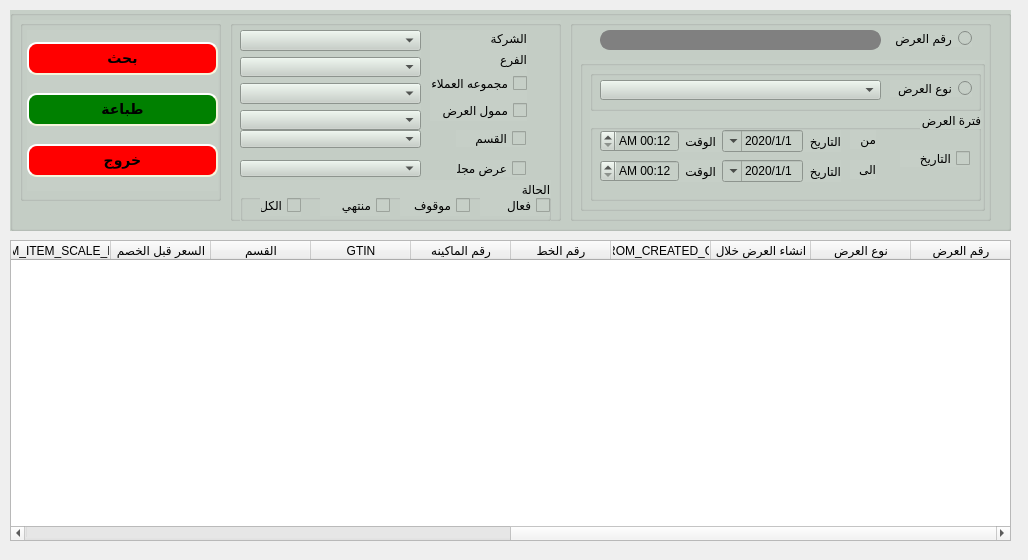
This is presentation/reports_ui/Promotion_display.ui in shymaa123456/HyperPOS2020 as Qt 5 draws it before an edit. The edited form follows.
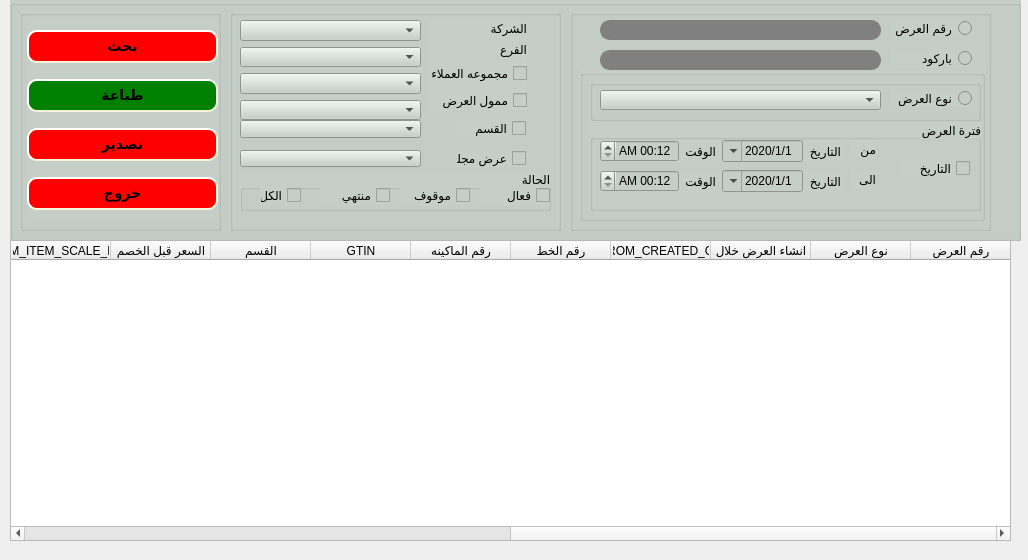
This is the edited form.

What changed in the file:
```diff
--- a/presentation/reports_ui/Promotion_display.ui
+++ b/presentation/reports_ui/Promotion_display.ui
@@ -46,9 +46,9 @@
    <property name="geometry">
     <rect>
      <x>10</x>
-     <y>10</y>
-     <width>1001</width>
-     <height>221</height>
+     <y>0</y>
+     <width>1011</width>
+     <height>241</height>
     </rect>
    </property>
    <property name="font">
@@ -77,7 +77,7 @@
       <x>220</x>
       <y>10</y>
       <width>331</width>
-      <height>201</height>
+      <height>221</height>
      </rect>
     </property>
     <property name="title">
@@ -319,7 +319,7 @@
       <x>560</x>
       <y>10</y>
       <width>421</width>
-      <height>201</height>
+      <height>221</height>
      </rect>
     </property>
     <property name="layoutDirection">
@@ -352,7 +352,7 @@
      <property name="geometry">
       <rect>
        <x>10</x>
-       <y>40</y>
+       <y>60</y>
        <width>405</width>
        <height>151</height>
       </rect>
@@ -616,6 +616,36 @@
       <string>رقم العرض</string>
      </property>
     </widget>
+    <widget class="QRadioButton" name="radioBtnPromNum_2">
+     <property name="geometry">
+      <rect>
+       <x>320</x>
+       <y>40</y>
+       <width>82</width>
+       <height>17</height>
+      </rect>
+     </property>
+     <property name="text">
+      <string>باركود</string>
+     </property>
+    </widget>
+    <widget class="QLineEdit" name="Qline_promotion_2">
+     <property name="geometry">
+      <rect>
+       <x>30</x>
+       <y>40</y>
+       <width>281</width>
+       <height>20</height>
+      </rect>
+     </property>
+     <property name="styleSheet">
+      <string notr="true"> border: 2px solid gray;
+    border-radius: 10px;
+    padding: 0 8px;
+    background: gray;
+    selection-background-color: darkgray;</string>
+     </property>
+    </widget>
    </widget>
    <widget class="QGroupBox" name="groupBox_8">
     <property name="geometry">
@@ -623,7 +653,7 @@
       <x>10</x>
       <y>10</y>
       <width>201</width>
-      <height>181</height>
+      <height>221</height>
      </rect>
     </property>
     <property name="title">
@@ -635,7 +665,7 @@
        <x>7</x>
        <y>10</y>
        <width>191</width>
-       <height>161</height>
+       <height>201</height>
       </rect>
      </property>
      <layout class="QVBoxLayout" name="verticalLayout">
@@ -685,6 +715,37 @@
         </property>
        </widget>
       </item>
+      <item>
+       <widget class="QPushButton" name="Qbtn_exprot">
+        <property name="sizePolicy">
+         <sizepolicy hsizetype="Preferred" vsizetype="Fixed">
+          <horstretch>0</horstretch>
+          <verstretch>0</verstretch>
+         </sizepolicy>
+        </property>
+        <property name="font">
+         <font>
+          <pointsize>-1</pointsize>
+          <weight>75</weight>
+          <italic>false</italic>
+          <bold>true</bold>
+         </font>
+        </property>
+        <property name="styleSheet">
+         <string notr="true"> background-color: red;
+    border-style: outset;
+    border-width: 2px;
+    border-radius: 10px;
+    border-color: beige;
+    font: bold 14px;
+    min-width: 10em;
+    padding: 6px;</string>
+        </property>
+        <property name="text">
+         <string>تصدير</string>
+        </property>
+       </widget>
+      </item>
       <item>
        <widget class="QPushButton" name="Qbtn_exit">
         <property name="sizePolicy">
```
